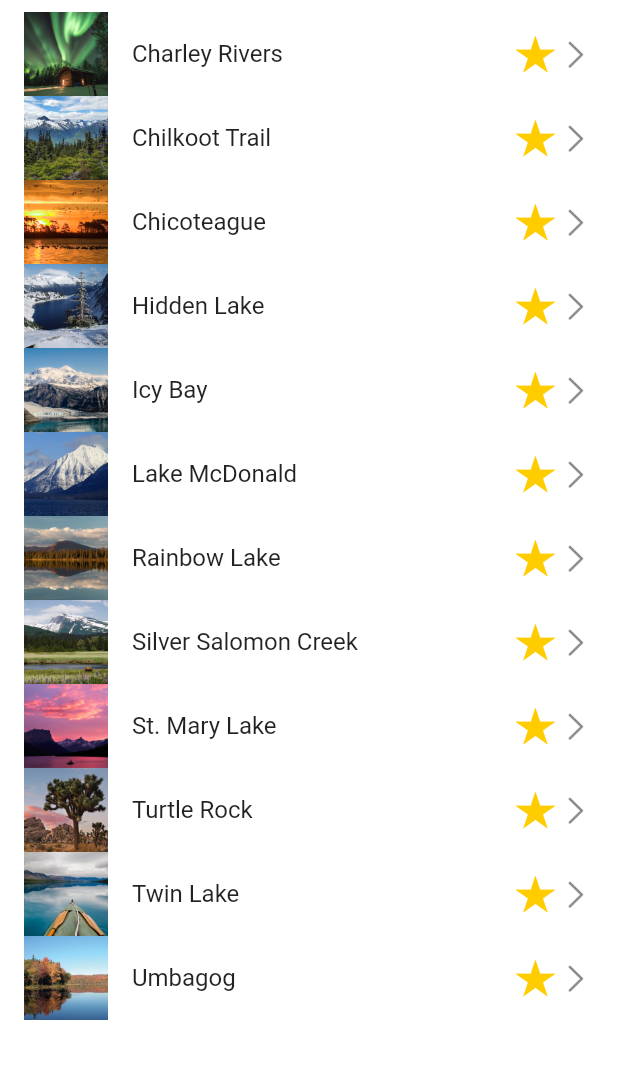
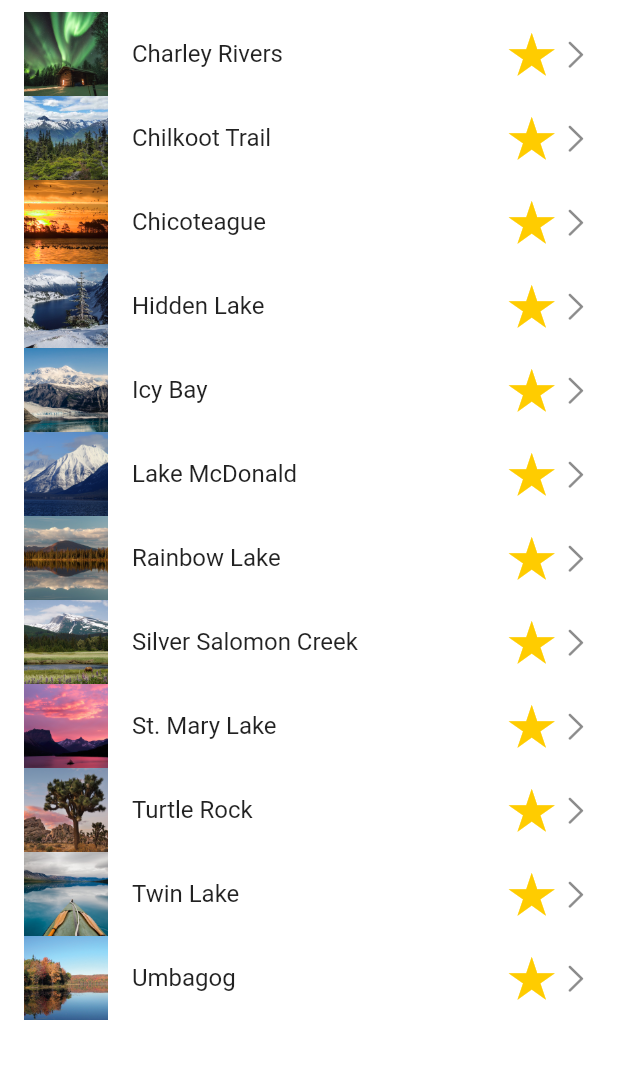
Before and after one commit to eddieware/landmark_app, a Flutter app: the screen it shows after launch, on a phone screen of 412 x 824 dp, the part 132-1211 px from its top. Run offline on Flutter 3.47's test engine with Material 2 defaults, Android fonts, the phone set to English and light mode, and no system bars.

Commit message:
update size icon

```diff
--- a/lib/views/custom_item.dart
+++ b/lib/views/custom_item.dart
@@ -27,7 +27,7 @@ class CustomItemList extends StatelessWidget {
    return Row(
      mainAxisSize:MainAxisSize.min,
      children: <Widget>[
-       Icon(IconData(0xF4B3,fontFamily: "CupertinoIcons"),size: 30,color: CupertinoColors.systemYellow,),
+       Icon(IconData(0xF4B3,fontFamily: "CupertinoIcons"),size: 35,color: CupertinoColors.systemYellow,),
        Icon(CupertinoIcons.right_chevron),
 
      ],
```
